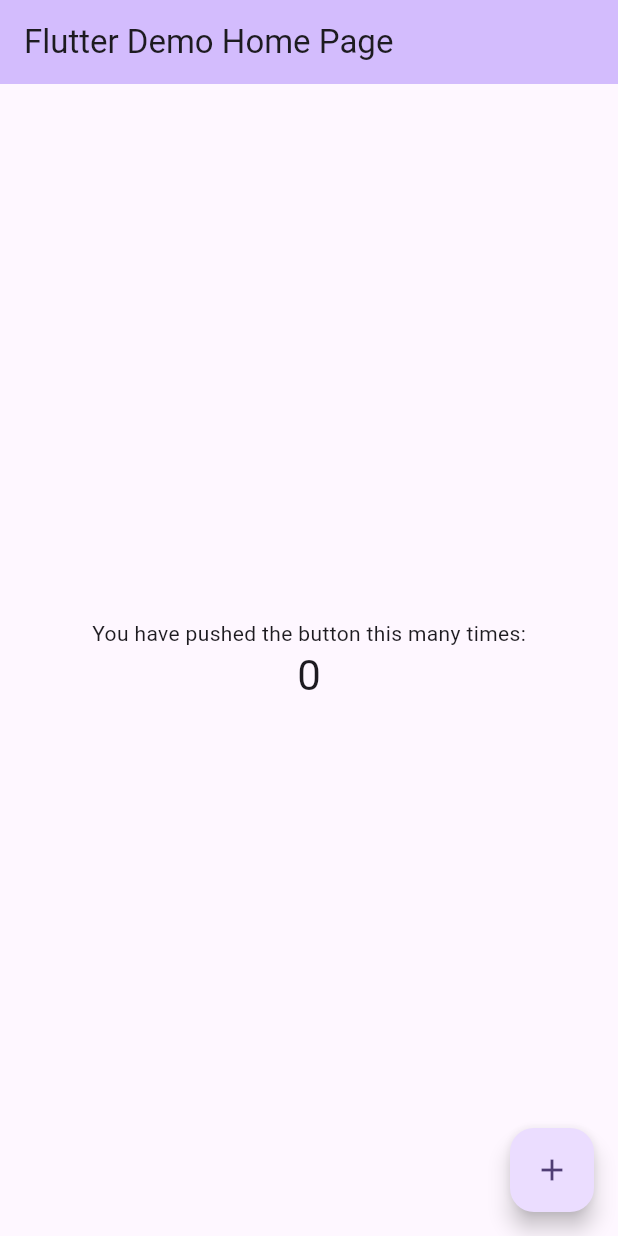
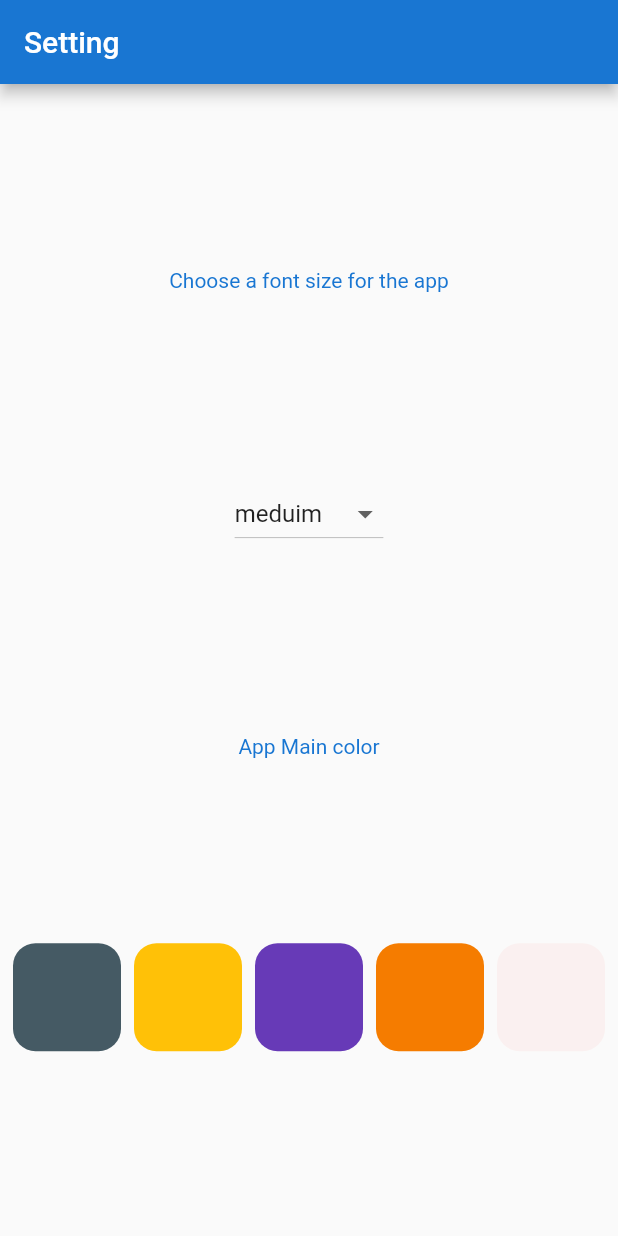
Before and after one commit to Felicitydev/flutter, a Flutter app: the screen it shows after launch, on a phone screen of 412 x 824 dp. Run offline on Flutter 3.47's test engine with Material 2 defaults, Android fonts, the phone set to English and light mode, and no system bars; our stand-ins replace shared_preferences.

Commit message:
Erreur lors de l'affichage du dropdown

```diff
--- /dev/null
+++ b/app_test/lib/data/shared_pref.dart
@@ -0,0 +1,44 @@
+import 'package:shared_preferences/shared_preferences.dart';
+import 'dart:async';
+
+class SPSettings{
+  final String fontSizeKey = 'font_size';
+  final colorKey = 'color';
+  static late SharedPreferences _sp;
+  static SPSettings? _instance;
+
+  SPSettings._internal();
+
+  factory SPSettings(){
+    _instance ??= SPSettings._internal();
+    return _instance as SPSettings;
+  }
+
+  Future<void> initializeSharedPreferences() async {
+  _sp = await SharedPreferences.getInstance();
+  }
+
+  // Future int() async{
+  //   _sp = await SharedPreferences.getInstance();
+  // }
+
+  Future setColor(int color) {
+    return _sp.setInt(colorKey, color);
+  }
+
+  int getColor(){
+    int? color = _sp.getInt(colorKey);
+    color ??= 0xff1976d2;
+    return color;
+  }
+
+  Future setFontSize(double size){
+    return _sp.setDouble(fontSizeKey, size);
+  }
+
+  double getFontSize(){
+    double? fontSize = _sp.getDouble(fontSizeKey);
+    fontSize??= 14;
+    return fontSize;
+  }
+}
--- a/app_test/lib/main.dart
+++ b/app_test/lib/main.dart
@@ -1,125 +1,24 @@
 import 'package:flutter/material.dart';
+import 'package:app_test/screens/settings.dart';
 
-void main() {
-  runApp(const MyApp());
-}
+void main() => runApp(const MyApp());
 
 class MyApp extends StatelessWidget {
   const MyApp({super.key});
 
-  // This widget is the root of your application.
+
   @override
   Widget build(BuildContext context) {
     return MaterialApp(
-      title: 'Flutter Demo',
+      title: 'GlobApp',
       theme: ThemeData(
-        // This is the theme of your application.
-        //
-        // TRY THIS: Try running your application with "flutter run". You'll see
-        // the application has a blue toolbar. Then, without quitting the app,
-        // try changing the seedColor in the colorScheme below to Colors.green
-        // and then invoke "hot reload" (save your changes or press the "hot
-        // reload" button in a Flutter-supported IDE, or press "r" if you used
-        // the command line to start the app).
-        //
-        // Notice that the counter didn't reset back to zero; the application
-        // state is not lost during the reload. To reset the state, use hot
-        // restart instead.
-        //
-        // This works for code too, not just values: Most code changes can be
-        // tested with just a hot reload.
-        colorScheme: ColorScheme.fromSeed(seedColor: Colors.deepPurple),
-        useMaterial3: true,
+        primarySwatch: Colors.blue,
+        visualDensity: VisualDensity.adaptivePlatformDensity,
       ),
-      home: const MyHomePage(title: 'Flutter Demo Home Page'),
+      home: const SettingsScreen(),
+
     );
   }
+
+
 }
-
-class MyHomePage extends StatefulWidget {
-  const MyHomePage({super.key, required this.title});
-
-  // This widget is the home page of your application. It is stateful, meaning
-  // that it has a State object (defined below) that contains fields that affect
-  // how it looks.
-
-  // This class is the configuration for the state. It holds the values (in this
-  // case the title) provided by the parent (in this case the App widget) and
-  // used by the build method of the State. Fields in a Widget subclass are
-  // always marked "final".
-
-  final String title;
-
-  @override
-  State<MyHomePage> createState() => _MyHomePageState();
-}
-
-class _MyHomePageState extends State<MyHomePage> {
-  int _counter = 0;
-
-  void _incrementCounter() {
-    setState(() {
-      // This call to setState tells the Flutter framework that something has
-      // changed in this State, which causes it to rerun the build method below
-      // so that the display can reflect the updated values. If we changed
-      // _counter without calling setState(), then the build method would not be
-      // called again, and so nothing would appear to happen.
-      _counter++;
-    });
-  }
-
-  @override
-  Widget build(BuildContext context) {
-    // This method is rerun every time setState is called, for instance as done
-    // by the _incrementCounter method above.
-    //
-    // The Flutter framework has been optimized to make rerunning build methods
-    // fast, so that you can just rebuild anything that needs updating rather
-    // than having to individually change instances of widgets.
-    return Scaffold(
-      appBar: AppBar(
-        // TRY THIS: Try changing the color here to a specific color (to
-        // Colors.amber, perhaps?) and trigger a hot reload to see the AppBar
-        // change color while the other colors stay the same.
-        backgroundColor: Theme.of(context).colorScheme.inversePrimary,
-        // Here we take the value from the MyHomePage object that was created by
-        // the App.build method, and use it to set our appbar title.
-        title: Text(widget.title),
-      ),
-      body: Center(
-        // Center is a layout widget. It takes a single child and positions it
-        // in the middle of the parent.
-        child: Column(
-          // Column is also a layout widget. It takes a list of children and
-          // arranges them vertically. By default, it sizes itself to fit its
-          // children horizontally, and tries to be as tall as its parent.
-          //
-          // Column has various properties to control how it sizes itself and
-          // how it positions its children. Here we use mainAxisAlignment to
-          // center the children vertically; the main axis here is the vertical
-          // axis because Columns are vertical (the cross axis would be
-          // horizontal).
-          //
-          // TRY THIS: Invoke "debug painting" (choose the "Toggle Debug Paint"
-          // action in the IDE, or press "p" in the console), to see the
-          // wireframe for each widget.
-          mainAxisAlignment: MainAxisAlignment.center,
-          children: <Widget>[
-            const Text(
-              'You have pushed the button this many times:',
-            ),
-            Text(
-              '$_counter',
-              style: Theme.of(context).textTheme.headlineMedium,
-            ),
-          ],
-        ),
-      ),
-      floatingActionButton: FloatingActionButton(
-        onPressed: _incrementCounter,
-        tooltip: 'Increment',
-        child: const Icon(Icons.add),
-      ), // This trailing comma makes auto-formatting nicer for build methods.
-    );
-  }
-}
--- /dev/null
+++ b/app_test/lib/mothers/fontsize.dart
@@ -0,0 +1,5 @@
+class FontSize{
+  String name;
+  double size;
+  FontSize(this.name, this.size);
+}
--- /dev/null
+++ b/app_test/lib/screens/settings.dart
@@ -0,0 +1,146 @@
+import 'package:flutter/material.dart';
+import '../data/shared_pref.dart';
+import '../mothers/fontsize.dart';
+
+class SettingsScreen extends StatefulWidget {
+  const SettingsScreen({super.key});
+
+  @override
+  State<SettingsScreen> createState() => _SettingsScreenState();
+}
+
+class _SettingsScreenState extends State<SettingsScreen> {
+  int settingColor = 0xff1976d2;
+  double fontSize = 16;
+  List<int> colors = [0xFF455A64, 0xFFFFC107, 0xFF673AB7, 0xFFF57C00, 0xFF95548];
+  SPSettings settings = SPSettings();
+  final List<FontSize> fontSizes = [
+    FontSize('small', 12),
+    FontSize('meduim', 16),
+    FontSize('large', 20),
+    FontSize('extra-large', 24),
+  ];
+
+ // read the color and fontsize for the setting and update the setting color variable
+ @override
+void initState() {
+  settings.initializeSharedPreferences().then((value) {
+    setState(() {
+      settingColor = settings.getColor();
+      fontSize = settings.getFontSize();
+    });
+  });
+  super.initState();
+}
+
+  // @override
+  // void initState() {
+  //   settings.init().then((value)){
+  //     setState((){
+  //       settingColor = settings.getColor();
+  //     });
+  //   };
+  //   super.initState();
+  // }
+
+  @override
+  Widget build(BuildContext context) {
+    return  Scaffold(
+      appBar: AppBar(
+        title: const Text ('Setting'),
+        backgroundColor: Color(settingColor),
+      ),
+      body:  Column(
+        mainAxisAlignment: MainAxisAlignment.spaceEvenly,
+        children: [
+          Text('Choose a font size for the app',
+          style: TextStyle(
+            fontSize: fontSize,
+            color: Color(settingColor),
+          ),
+          ),
+          DropdownButton(
+            value:fontSize.toString() ,
+            items: getDropdownMenuItems(),
+            onChanged: changeSize,
+            ),
+          Text('App Main color',
+            style: TextStyle(
+              fontSize: fontSize,
+              color: Color(settingColor),
+            ),
+          ),
+          Row(
+            mainAxisAlignment: MainAxisAlignment.spaceEvenly,
+            children: [
+                GestureDetector(
+                  onTap: () => setColor(colors[0]),
+                  child: ColorSquare(colors[0]),
+                ),
+                GestureDetector(
+                  onTap: () => setColor(colors[1]),
+                  child: ColorSquare(colors[1]),
+                ),
+                GestureDetector(
+                  onTap: () => setColor(colors[2]),
+                  child: ColorSquare(colors[2]),
+                ),
+                GestureDetector(
+                  onTap: () => setColor(colors[3]),
+                  child: ColorSquare(colors[3]),
+                ),
+                GestureDetector(
+                  onTap: () => setColor(colors[4]),
+                  child: ColorSquare(colors[4]),
+                )
+            ],
+          )
+        ],
+      ),
+    );
+  }
+
+  void setColor (int color){
+    setState(() {
+      settingColor = color;
+      settings.setColor(color);
+    });
+  }
+
+  List<DropdownMenuItem<String>> getDropdownMenuItems(){
+    List<DropdownMenuItem<String>> items = [];
+    for (int i = 0; i < fontSizes.length; i++){
+      FontSize fontSize = fontSizes[i];
+      items.add(DropdownMenuItem(
+        value: fontSize.size.toString(),
+        child: Text(fontSize.name),
+      ));
+    }
+    return items;
+  }
+
+  void changeSize(String? newSize){
+    settings.setFontSize(double.parse(newSize ?? '14'));
+    setState(() {
+      fontSize = double.parse(newSize ?? '15');
+    });
+  }
+}
+
+class ColorSquare extends StatelessWidget {
+  final int colorCode;
+  const ColorSquare(this.colorCode, {super.key});
+  // const ColorSquare({super.key});
+
+  @override
+  Widget build(BuildContext context) {
+    return Container(
+      width: 72,
+      height: 72,
+      decoration:BoxDecoration(
+        borderRadius: const BorderRadius.all(Radius.circular(15)),
+        color: Color(colorCode)
+        ),
+    );
+  }
+}
--- a/app_test/pubspec.yaml
+++ b/app_test/pubspec.yaml
@@ -35,6 +35,7 @@ dependencies:
   # The following adds the Cupertino Icons font to your application.
   # Use with the CupertinoIcons class for iOS style icons.
   cupertino_icons: ^1.0.2
+  shared_preferences: ^2.2.1
 
 dev_dependencies:
   flutter_test:
```
Also changed, not shown: app_test/pubspec.lock, 1 other file.
